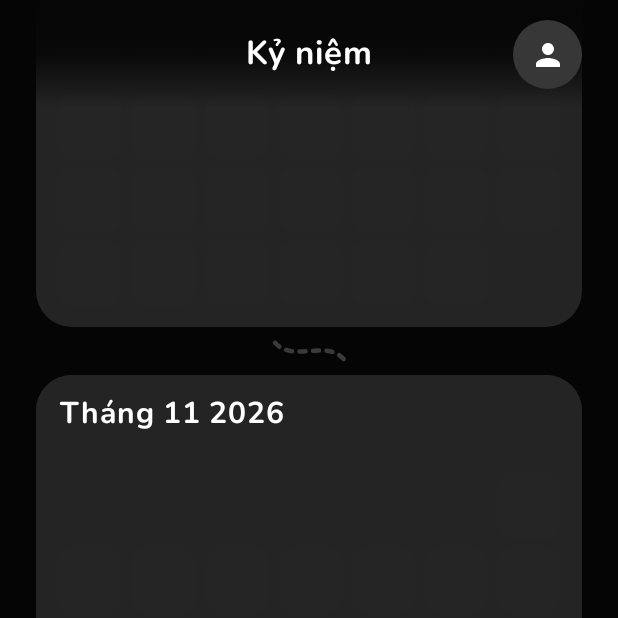
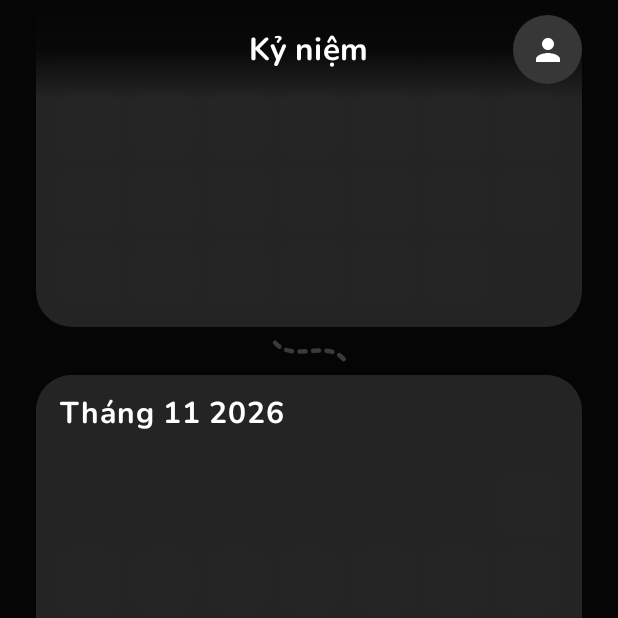
Before and after one commit to ngocminhvn/locket, an Android app built with Jetpack Compose: the composable HistoryScreen shown on its own in the app's theme, on a phone screen of 412 x 824 dp, the top half of it. Run offline under Robolectric (Android 15) with nearby library versions, the phone set to English and light mode, and no system bars; our stand-ins replace Material 3 Expressive styles (plain Material 3 is drawn), Room's generated code; pictures from the network do not load.

Commit message:
Refine shared navigation: HistoryScreen.kt

```diff
--- a/app/src/main/java/com/locket/app/ui/screens/HistoryScreen.kt
+++ b/app/src/main/java/com/locket/app/ui/screens/HistoryScreen.kt
@@ -58,6 +58,7 @@ import com.locket.app.model.Moment
 import com.locket.app.ui.LocketViewModel
 import com.locket.app.ui.MomentVideo
 import com.locket.app.ui.components.liquidGlassEffect
+import com.locket.app.ui.components.LocketProfileAvatar
 import com.locket.app.ui.theme.*
 import java.text.SimpleDateFormat
 import java.util.*
@@ -66,7 +67,8 @@ import java.util.*
 fun HistoryScreen(
     viewModel: LocketViewModel,
     onNavigate: (String) -> Unit,
-    onOpenProfile: () -> Unit
+    onOpenProfile: () -> Unit,
+    sharedProfileAvatar: Boolean = false
 ) {
     val context = androidx.compose.ui.platform.LocalContext.current
     val baseColor = LocalMomentColor.current
@@ -211,16 +213,11 @@ fun HistoryScreen(
         // Fixed header stays visible while the months scroll underneath.
         Box(Modifier.fillMaxWidth().align(Alignment.TopCenter)
             .background(Brush.verticalGradient(listOf(momentEdge(baseColor), momentEdge(baseColor).copy(alpha = 0.88f), Color.Transparent)))
-            .statusBarsPadding().padding(horizontal = 24.dp, vertical = 12.dp).height(48.dp)) {
-            Text("Kỷ niệm", color = Color.White, fontSize = 22.sp, fontWeight = FontWeight.Bold,
+            .statusBarsPadding().padding(horizontal = 24.dp, vertical = 10.dp).height(46.dp)) {
+            Text("Kỷ niệm", color = Color.White, fontSize = 21.sp, fontWeight = FontWeight.Bold,
                 modifier = Modifier.align(Alignment.Center))
-            Box(Modifier.align(Alignment.CenterEnd).size(46.dp).clip(CircleShape)
-                .background(LocketAvatarBg).clickable(onClick = onOpenProfile),
-                contentAlignment = Alignment.Center) {
-                if (currentUser.profilePictureUrl.isNotBlank()) {
-                    AsyncImage(currentUser.profilePictureUrl, "Hồ sơ", Modifier.fillMaxSize(), contentScale = ContentScale.Crop)
-                } else Icon(Icons.Default.Person, "Hồ sơ", tint = Color.White)
-            }
+            if (!sharedProfileAvatar) LocketProfileAvatar(currentUser.profilePictureUrl, onOpenProfile,
+                Modifier.align(Alignment.CenterEnd))
         }
 
         // Memory Full-Screen Viewer Dialog
```
